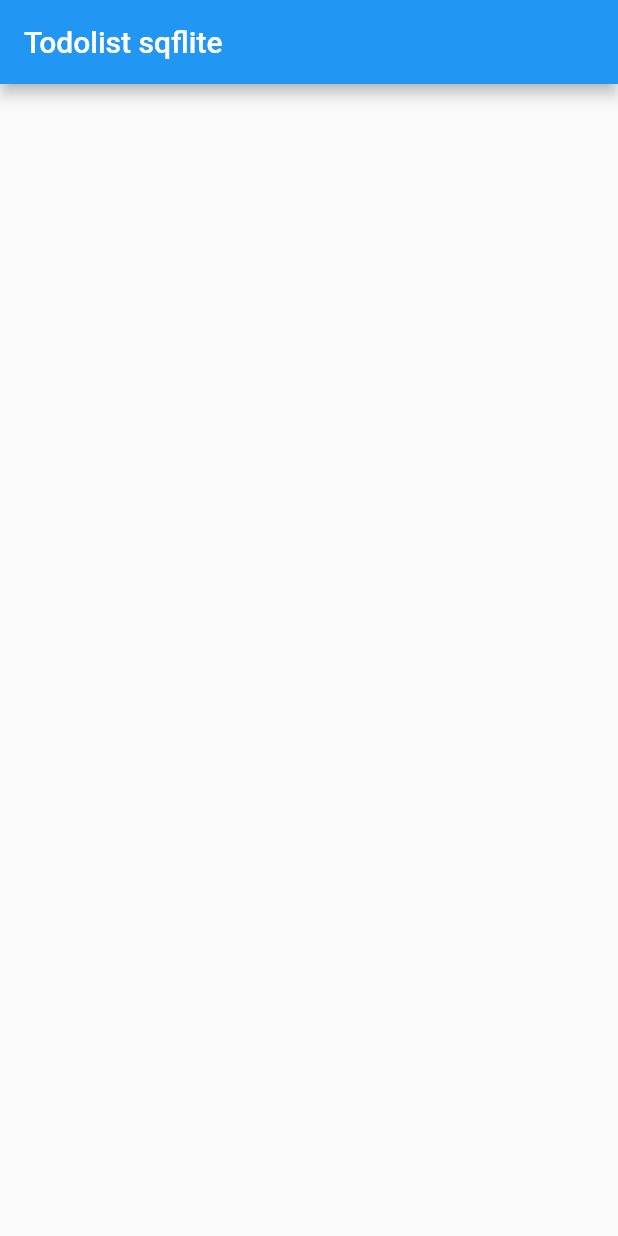
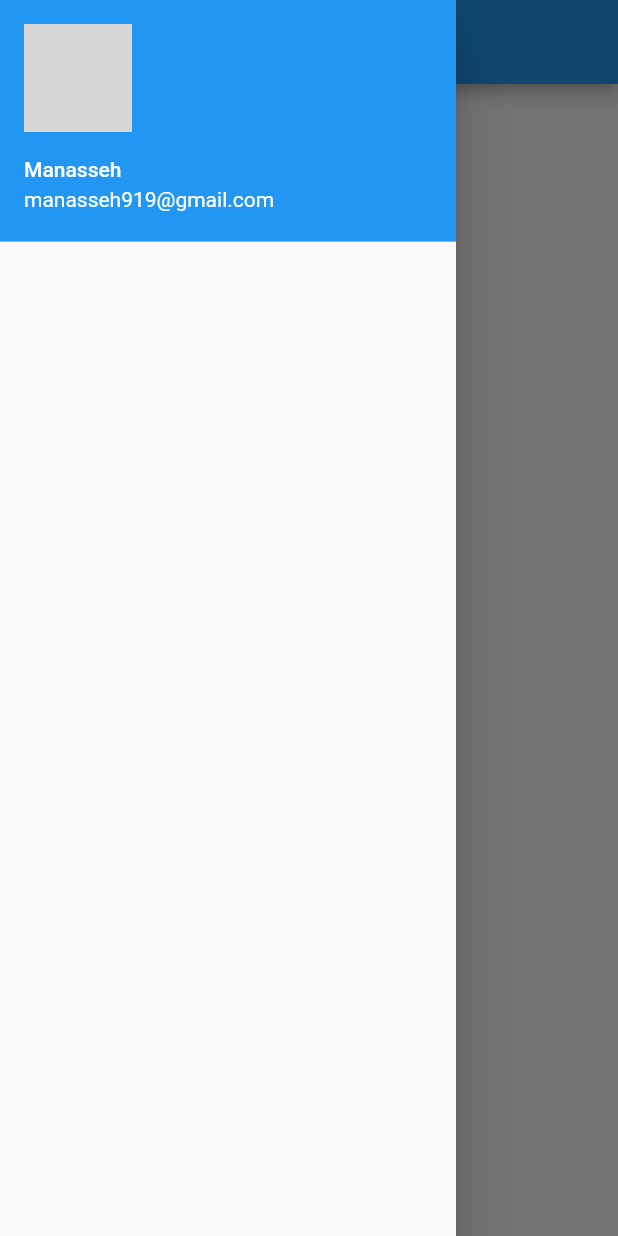
Before and after one commit to Manasseh919/myTask, a Flutter app: the screen it shows after launch, with the side drawer open (before the commit the screen has no drawer), on a phone screen of 412 x 824 dp. Run offline on Flutter 3.47's test engine with Material 2 defaults, Android fonts, the phone set to English and light mode, and no system bars; network calls fail; grey boxes are pictures that could not be loaded.

Commit message:
Drawer done

```diff
--- /dev/null
+++ b/lib/helpers/drawer_navigation.dart
@@ -0,0 +1,31 @@
+import 'package:flutter/material.dart';
+
+class DrawerNavigation extends StatefulWidget {
+  const DrawerNavigation({super.key});
+
+  @override
+  State<DrawerNavigation> createState() => _DrawerNavigationState();
+}
+
+class _DrawerNavigationState extends State<DrawerNavigation> {
+  @override
+  Widget build(BuildContext context) {
+    return Container(
+      child: Drawer(
+        child: ListView(
+          children: [
+            UserAccountsDrawerHeader(
+              currentAccountPicture: CircleAvatar(
+                backgroundImage: NetworkImage(
+                    "https://media.licdn.com/dms/image/C4E03AQFj4z4wM66esg/profile-displayphoto-shrink_400_400/0/1638364938015?e=1700092800&v=beta&t=46LunhbCFrnt-j2PJ3TgIlrjJxbFRoPvnIKa1P7RnLA"),
+              ),
+              accountName: Text("Manasseh"),
+              accountEmail: Text("manasseh919@gmail.com"),
+              decoration: BoxDecoration(color: Colors.blue),
+            ),
+          ],
+        ),
+      ),
+    );
+  }
+}
--- a/lib/screens/home_screen.dart
+++ b/lib/screens/home_screen.dart
@@ -1,4 +1,5 @@
 import 'package:flutter/material.dart';
+import 'package:todoapp/helpers/drawer_navigation.dart';
 
 class HomeScreen extends StatefulWidget {
   const HomeScreen({super.key});
@@ -14,6 +15,7 @@ class _HomeScreenState extends State<HomeScreen> {
       appBar: AppBar(
         title: Text("Todolist sqflite"),
       ),
+    drawer: DrawerNavigation(),
     );
   }
 }
```
